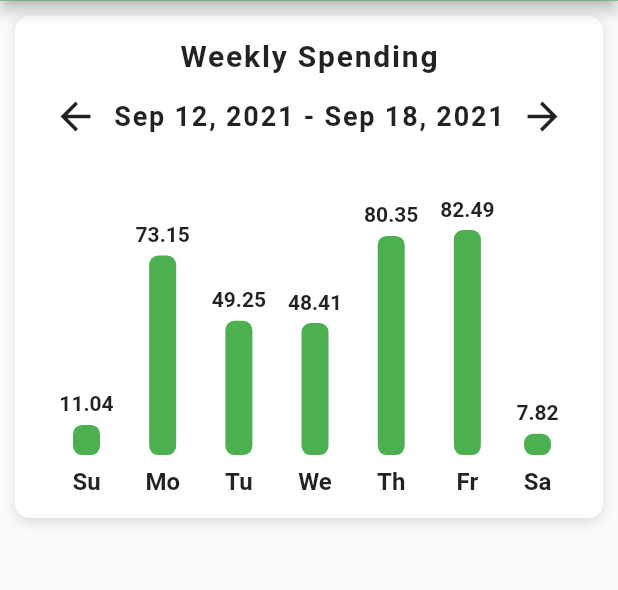
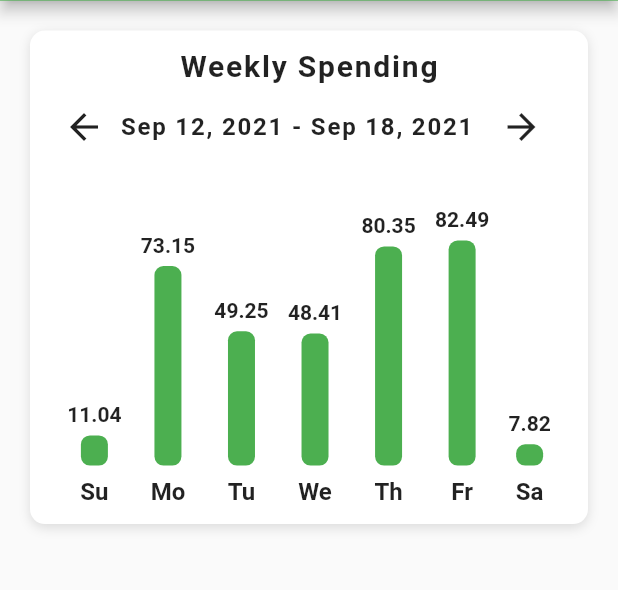
Before and after one commit to rizkitriandani/teman_finansial_app, a Flutter app: the screen it shows after launch, on a phone screen of 412 x 824 dp, the part 123-713 px from its top. Run offline on Flutter 3.47's test engine with Material 2 defaults, Android fonts, the phone set to English and light mode, and no system bars; our stand-ins replace sizer.

Commit message:
Fixing barChart.

```diff
--- a/lib/ui/home_screen.dart
+++ b/lib/ui/home_screen.dart
@@ -36,7 +36,7 @@ class HomeScreen extends StatelessWidget {
               delegate:
                   SliverChildBuilderDelegate((BuildContext context, int index) {
                 return Container(
-                    margin: EdgeInsets.all(10),
+                    margin: EdgeInsets.all(20),
                     decoration: BoxDecoration(
                       color: Colors.white,
                       boxShadow: [
--- a/lib/ui/widgets/barchart.dart
+++ b/lib/ui/widgets/barchart.dart
@@ -15,7 +15,7 @@ class BarChart extends StatelessWidget {
     });
 
     return Padding(
-      padding: EdgeInsets.all(15.0),
+      padding: EdgeInsets.all(12.0),
       child: Column(
         children: [
           Text(
@@ -31,18 +31,17 @@ class BarChart extends StatelessWidget {
           ),
           Row(
             mainAxisAlignment: MainAxisAlignment.spaceAround,
+
             children: [
-              Expanded(
-                child: IconButton(
-                  onPressed: () {},
-                  icon: Icon(Icons.arrow_back),
-                  iconSize: 30,
-                ),
+              IconButton(
+                onPressed: () {},
+                icon: Icon(Icons.arrow_back),
+                iconSize: 28,
               ),
               Text(
                 'Sep 12, 2021 - Sep 18, 2021',
                 style: TextStyle(
-                  fontSize: 18,
+                  fontSize: 16,
                   fontWeight: FontWeight.w600,
                   letterSpacing: 1.2,
                 ),
@@ -51,7 +50,7 @@ class BarChart extends StatelessWidget {
                 child: IconButton(
                   onPressed: () {},
                   icon: Icon(Icons.arrow_forward),
-                  iconSize: 30,
+                  iconSize: 28,
                 ),
               )
             ],
```
